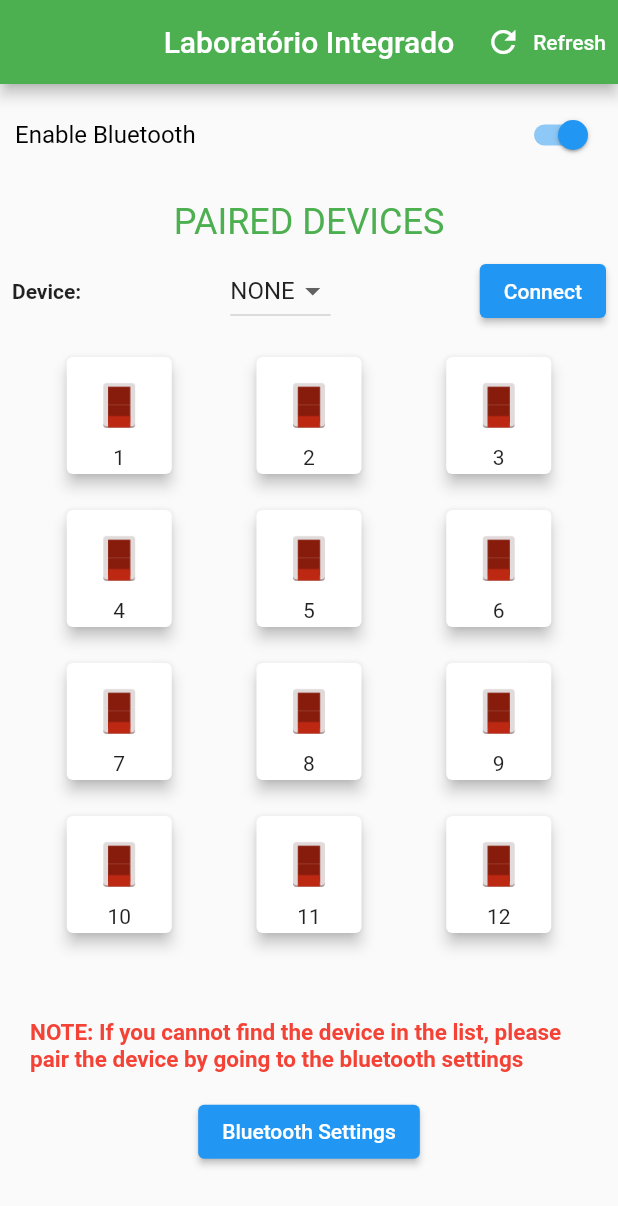
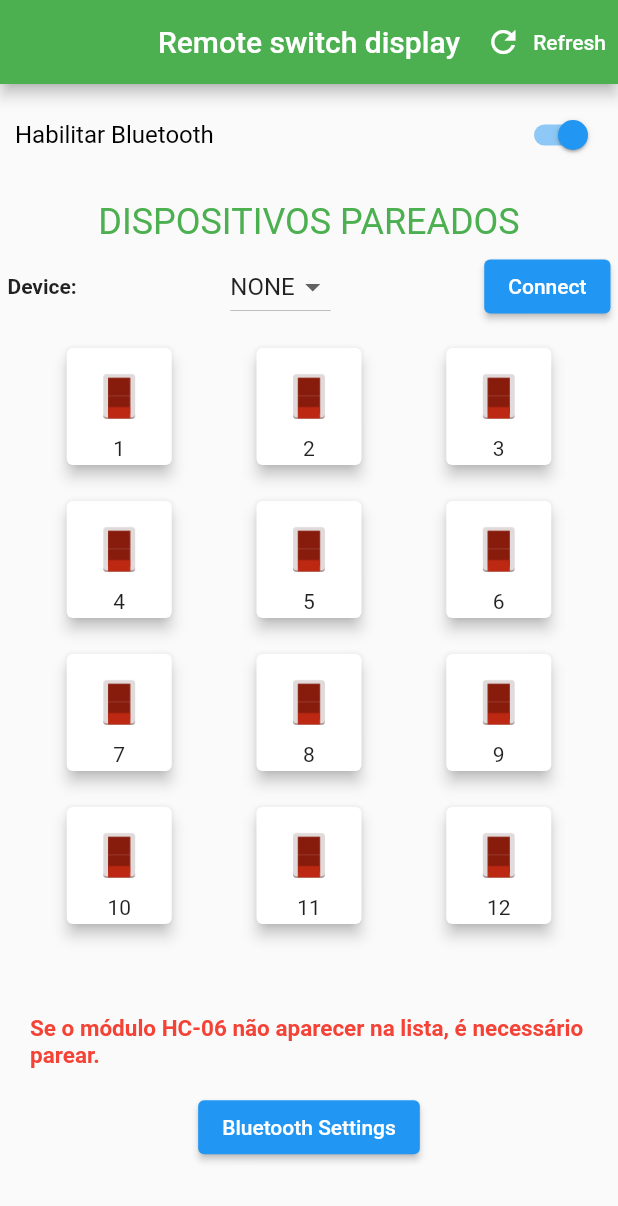
Before and after one commit to keeenjii/lab_integrado_fpga, a Flutter app: the screen it shows after launch, on a phone screen of 412 x 824 dp. Shown: the top 1206 px of the screen. Run offline on Flutter 3.47's test engine with Material 2 defaults, Android fonts, the phone set to English and light mode, and no system bars; our stand-ins replace flutter_bluetooth_serial.

Commit message:
Ajusta nomes

```diff
--- a/lib/main.dart
+++ b/lib/main.dart
@@ -152,7 +152,7 @@ class _BluetoothAppState extends State<BluetoothApp> {
       home: Scaffold(
         key: _scaffoldKey,
         appBar: AppBar(
-          title: Text("Laboratório Integrado"),
+          title: Text("Remote switch display"),
           centerTitle: true,
           backgroundColor: Colors.green,
           actions: <Widget>[
@@ -172,7 +172,7 @@ class _BluetoothAppState extends State<BluetoothApp> {
                 // while the app is running, user can refresh
                 // the paired devices list.
                 await getPairedDevices().then((_) {
-                  show('Device list refreshed');
+                  show('Lista de dispositivos atualizada');
                 });
               },
             ),
@@ -197,7 +197,7 @@ class _BluetoothAppState extends State<BluetoothApp> {
                   children: <Widget>[
                     Expanded(
                       child: Text(
-                        'Enable Bluetooth',
+                        'Habilitar Bluetooth',
                         style: TextStyle(
                           color: Colors.black,
                           fontSize: 16,
@@ -239,13 +239,13 @@ class _BluetoothAppState extends State<BluetoothApp> {
                       Padding(
                         padding: const EdgeInsets.only(top: 10),
                         child: Text(
-                          "PAIRED DEVICES",
+                          "DISPOSITIVOS PAREADOS",
                           style: TextStyle(fontSize: 24, color: Colors.green),
                           textAlign: TextAlign.center,
                         ),
                       ),
                       Padding(
-                        padding: const EdgeInsets.all(8.0),
+                        padding: const EdgeInsets.all(5.0),
                         child: Row(
                           mainAxisAlignment: MainAxisAlignment.spaceBetween,
                           children: <Widget>[
@@ -318,7 +318,7 @@ class _BluetoothAppState extends State<BluetoothApp> {
                       mainAxisAlignment: MainAxisAlignment.center,
                       children: <Widget>[
                         Text(
-                          "NOTE: If you cannot find the device in the list, please pair the device by going to the bluetooth settings",
+                          "Se o módulo HC-06 não aparecer na lista, é necessário parear.",
                           style: TextStyle(
                             fontSize: 15,
                             fontWeight: FontWeight.bold,
```
